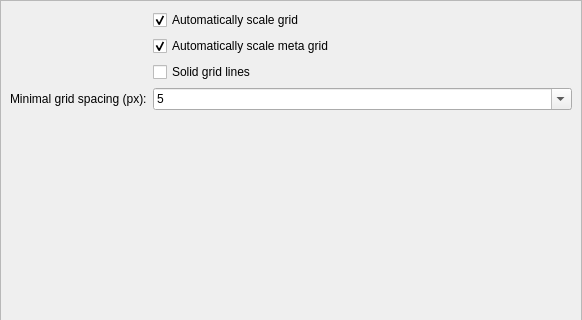
Above: scripts/Edit/AppPreferences/GraphicsViewPreferences/GridPreferences/PreferencesPage.ui from qcad/qcad before the change; both pictures show x 0 to 582 and y 0 to 320 of the 582 by 615 pixel window. Below: the same form after it.
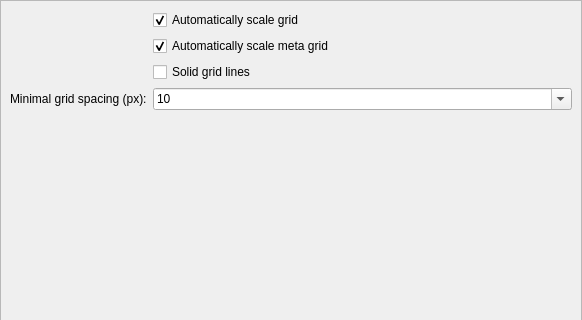
That is the form after the change.

Commit message: fix preferences default for minimum grid spacing

What changed in the file:
```diff
--- a/scripts/Edit/AppPreferences/GraphicsViewPreferences/GridPreferences/PreferencesPage.ui
+++ b/scripts/Edit/AppPreferences/GraphicsViewPreferences/GridPreferences/PreferencesPage.ui
@@ -74,7 +74,7 @@
          <bool>true</bool>
         </property>
         <property name="currentIndex">
-         <number>0</number>
+         <number>1</number>
         </property>
         <item>
          <property name="text">
```
